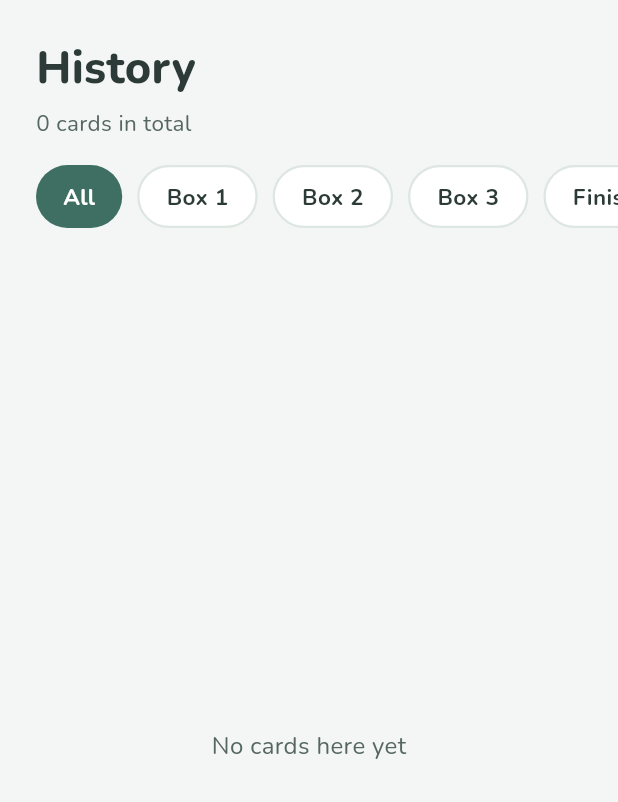
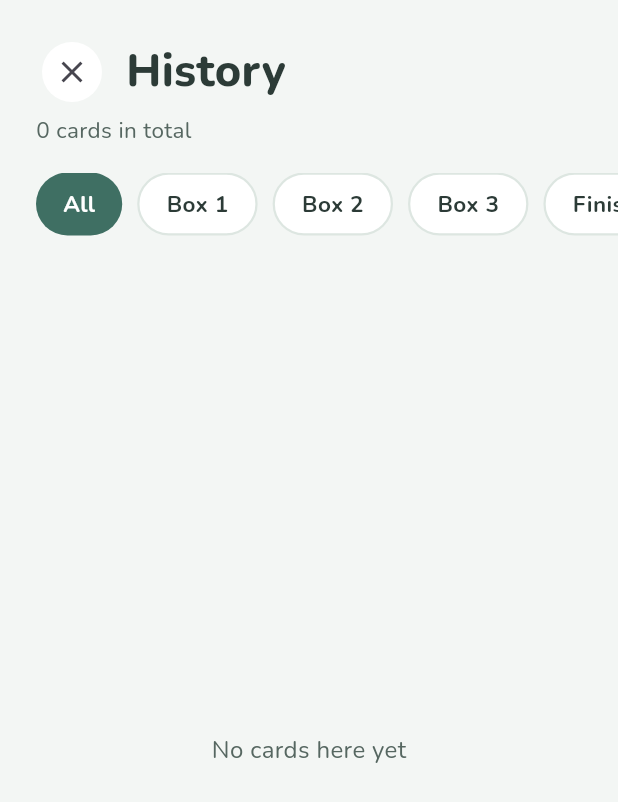
Before and after one commit to MichelJarjoura/TheThreeBoxes, a Flutter app: the HistoryPage screen opened by its route, on a phone screen of 412 x 824 dp. Shown: the top 802 px of the screen. Run offline on Flutter 3.47's test engine with Material 3 defaults, Android fonts, the phone set to English and light mode, and no system bars; our stand-ins replace get, google_fonts, hive_flutter; accounts and stored records are empty.

Commit message:
feature: history finished boxes

```diff
--- a/lib/controllers/flashcard_controller.dart
+++ b/lib/controllers/flashcard_controller.dart
@@ -73,7 +73,7 @@ class FlashCardController extends GetxController {
       } else if (card.boxId == 2) {
         moveFlashCard(card, 3);
       } else {
-        deleteFlashCard(card);
+        moveFlashCard(card, 4);
       }
     } else {
       if (card.boxId == 2) {
--- a/lib/controllers/history_controller.dart
+++ b/lib/controllers/history_controller.dart
@@ -5,7 +5,10 @@ import 'package:three_boxes/controllers/flashcard_controller.dart';
 import 'package:three_boxes/core/theme/app_colors.dart';
 
 class HistoryController extends GetxController {
-  final FlashCardController flashCardController = Get.find<FlashCardController>();
+  final FlashCardController flashCardController =
+      Get.isRegistered<FlashCardController>()
+          ? Get.find<FlashCardController>()
+          : Get.put(FlashCardController(), permanent: true);
 
   final selectedFilter = Rxn<CardStatus>();
 
@@ -22,16 +25,18 @@ class HistoryController extends GetxController {
   }
 
   List<FlashCard> get filteredCards {
-    final allCards = flashCardController.flashcards;
-    if (selectedFilter.value == null) {
+    final allCards = flashCardController.flashcards.toList();
+    final filter = selectedFilter.value;
+
+    if (filter == null) {
       return allCards;
     }
     return allCards
-        .where((card) => getCardStatus(card) == selectedFilter.value)
+        .where((card) => getCardStatus(card) == filter)
         .toList();
   }
 
-  int get totalCardCount => flashCardController.getTotalCards();
+  int get totalCardCount => flashCardController.flashcards.length;
 
   CardStatus getCardStatus(FlashCard card) {
     switch (card.boxId) {
@@ -68,7 +73,7 @@ class HistoryController extends GetxController {
       case CardStatus.box3:
         return AppColors.box3;
       case CardStatus.finished:
-        return AppColors.surface;
+        return const Color(0xFFE5E0FA);
     }
   }
 }
--- a/lib/views/screens/history_page.dart
+++ b/lib/views/screens/history_page.dart
@@ -4,23 +4,27 @@ import 'package:three_boxes/Models/flash_card.dart';
 import 'package:three_boxes/controllers/history_controller.dart';
 import 'package:three_boxes/core/theme/app_colors.dart';
 
-class HistoryPage extends GetView<HistoryController> {
+class HistoryPage extends StatelessWidget {
   const HistoryPage({super.key});
 
   @override
   Widget build(BuildContext context) {
+    final controller = Get.isRegistered<HistoryController>()
+        ? Get.find<HistoryController>()
+        : Get.put(HistoryController());
+
     return Scaffold(
       backgroundColor: AppColors.bg,
       body: SafeArea(
         child: Column(
           crossAxisAlignment: CrossAxisAlignment.start,
           children: [
-            const _HistoryHeader(),
+            _HistoryHeader(controller: controller),
             const SizedBox(height: 18),
-            const _FilterChipList(),
+            _FilterChipList(controller: controller),
             const SizedBox(height: 18),
-            const Expanded(
-              child: _HistoryCardList(),
+            Expanded(
+              child: _HistoryCardList(controller: controller),
             ),
           ],
         ),
@@ -29,8 +33,10 @@ class HistoryPage extends GetView<HistoryController> {
   }
 }
 
-class _HistoryHeader extends GetView<HistoryController> {
-  const _HistoryHeader();
+class _HistoryHeader extends StatelessWidget {
+  final HistoryController controller;
+
+  const _HistoryHeader({required this.controller});
 
   @override
   Widget build(BuildContext context) {
@@ -39,6 +45,18 @@ class _HistoryHeader extends GetView<HistoryController> {
       child: Column(
         crossAxisAlignment: CrossAxisAlignment.start,
         children: [
+          Row(
+            children: [
+              if (Navigator.canPop(context))
+                Padding(
+                  padding: const EdgeInsets.only(right: 12),
+                  child: CloseButton(
+                    onPressed: () => Get.back(),
+                    style: ButtonStyle(
+                      backgroundColor: WidgetStateProperty.all<Color>(AppColors.surface),
+                    ),
+                  ),
+                ),
               const Text(
                 'History',
                 style: TextStyle(
@@ -46,6 +64,8 @@ class _HistoryHeader extends GetView<HistoryController> {
                   fontWeight: FontWeight.w800,
                   color: AppColors.text,
                 ),
+              ),
+            ],
           ),
           const SizedBox(height: 4),
           Obx(
@@ -63,30 +83,33 @@ class _HistoryHeader extends GetView<HistoryController> {
   }
 }
 
-class _FilterChipList extends GetView<HistoryController> {
-  const _FilterChipList();
+class _FilterChipList extends StatelessWidget {
+  final HistoryController controller;
+
+  const _FilterChipList({required this.controller});
 
   @override
   Widget build(BuildContext context) {
     return SizedBox(
       height: 42,
-      child: Obx(
-        () => ListView.separated(
+      child: Obx(() {
+        final selectedFilter = controller.selectedFilter.value;
+        return ListView.separated(
           scrollDirection: Axis.horizontal,
           padding: const EdgeInsets.symmetric(horizontal: 24),
           itemCount: HistoryController.filters.length,
           separatorBuilder: (_, _) => const SizedBox(width: 10),
           itemBuilder: (context, i) {
             final (label, value) = HistoryController.filters[i];
-            final isSelected = controller.selectedFilter.value == value;
+            final isSelected = selectedFilter == value;
             return _FilterChip(
               label: label,
               selected: isSelected,
               onTap: () => controller.setFilter(value),
             );
           },
-        ),
-      ),
+        );
+      }),
     );
   }
 }
@@ -129,8 +152,10 @@ class _FilterChip extends StatelessWidget {
   }
 }
 
-class _HistoryCardList extends GetView<HistoryController> {
-  const _HistoryCardList();
+class _HistoryCardList extends StatelessWidget {
+  final HistoryController controller;
+
+  const _HistoryCardList({required this.controller});
 
   @override
   Widget build(BuildContext context) {
--- a/lib/views/screens/home_page.dart
+++ b/lib/views/screens/home_page.dart
@@ -1,16 +1,15 @@
 import 'package:flutter/material.dart';
-
+import 'package:get/get.dart';
+import 'package:intl/intl.dart';
 import 'package:three_boxes/Models/box-model.dart';
 import 'package:three_boxes/core/theme/app_colors.dart';
+import 'package:three_boxes/routes/app_routes.dart';
 import 'package:three_boxes/views/widgets/add_card.dart';
 import 'package:three_boxes/views/widgets/box_card.dart';
 import 'package:three_boxes/views/widgets/start_card.dart';
-import 'package:intl/intl.dart';
 
 class HomePage extends StatelessWidget {
   const HomePage({super.key});
-
-
 
   @override
   Widget build(BuildContext context) {
@@ -25,22 +24,43 @@ class HomePage extends StatelessWidget {
             child: Column(
               crossAxisAlignment: CrossAxisAlignment.start,
               children: [
+                Row(
+                  mainAxisAlignment: MainAxisAlignment.spaceBetween,
+                  crossAxisAlignment: CrossAxisAlignment.center,
+                  children: [
+                    Column(
+                      crossAxisAlignment: CrossAxisAlignment.start,
+                      children: [
                         Text(formattedDate3),
                         Text(
                           "Hello Kinan",
-                  style: TextStyle(
+                          style: const TextStyle(
                             color: AppColors.text,
                             fontSize: 35,
                             fontWeight: FontWeight.bold,
                           ),
                         ),
+                      ],
+                    ),
+                    IconButton(
+                      onPressed: () => Get.toNamed(AppRoutes.history),
+                      icon: const Icon(Icons.history_rounded, size: 26),
+                      style: IconButton.styleFrom(
+                        backgroundColor: AppColors.surface,
+                        foregroundColor: AppColors.text,
+                        padding: const EdgeInsets.all(12),
+                      ),
+                      tooltip: 'History',
+                    ),
+                  ],
+                ),
                 const SizedBox(height: 20),
                 const StartCard(),
                 Padding(
                   padding: const EdgeInsets.symmetric(vertical: 20.0),
-                  child: Text(
+                  child: const Text(
                     "your boxes",
-                    style: const TextStyle(
+                    style: TextStyle(
                       fontSize: 20,
                       fontWeight: FontWeight.w500,
                     ),
```
Lines whose indentation alone changed are shown as unchanged.
